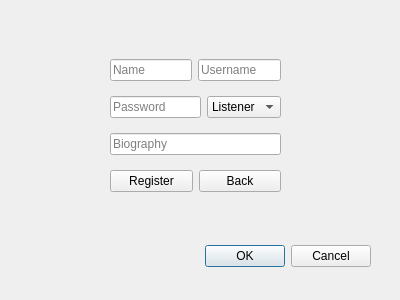
Old version of the form Source/registerwindow.ui in the repository nahal-miri/Spotify.
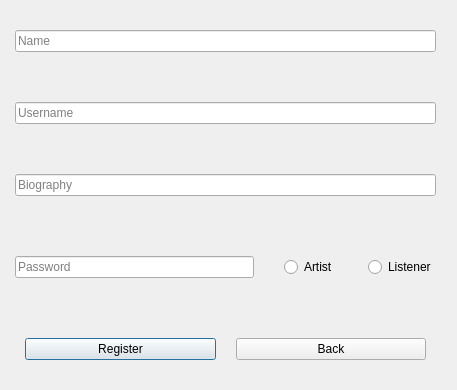
New version of the form.

Diff of the .ui file:
```diff
--- a/Source/registerwindow.ui
+++ b/Source/registerwindow.ui
@@ -6,41 +6,31 @@
    <rect>
     <x>0</x>
     <y>0</y>
-    <width>400</width>
-    <height>300</height>
+    <width>457</width>
+    <height>390</height>
    </rect>
   </property>
   <property name="windowTitle">
    <string>Dialog</string>
   </property>
-  <widget class="QDialogButtonBox" name="buttonBox">
+  <widget class="QWidget" name="layoutWidget">
    <property name="geometry">
     <rect>
-     <x>30</x>
-     <y>240</y>
-     <width>341</width>
-     <height>32</height>
-    </rect>
-   </property>
-   <property name="orientation">
-    <enum>Qt::Orientation::Horizontal</enum>
-   </property>
-   <property name="standardButtons">
-    <set>QDialogButtonBox::StandardButton::Cancel|QDialogButtonBox::StandardButton::Ok</set>
-   </property>
-  </widget>
-  <widget class="QWidget" name="">
-   <property name="geometry">
-    <rect>
-     <x>110</x>
-     <y>50</y>
-     <width>171</width>
-     <height>151</height>
+     <x>15</x>
+     <y>20</y>
+     <width>421</width>
+     <height>351</height>
     </rect>
    </property>
    <layout class="QVBoxLayout" name="verticalLayout">
+    <property name="spacing">
+     <number>50</number>
+    </property>
     <item>
-     <layout class="QHBoxLayout" name="horizontalLayout">
+     <layout class="QVBoxLayout" name="verticalLayout_2">
+      <property name="spacing">
+       <number>50</number>
+      </property>
       <item>
        <widget class="QLineEdit" name="fullNameLineEdit">
         <property name="readOnly">
@@ -58,10 +48,20 @@
         </property>
        </widget>
       </item>
+      <item>
+       <widget class="QLineEdit" name="bioLineEdit">
+        <property name="placeholderText">
+         <string>Biography</string>
+        </property>
+       </widget>
+      </item>
      </layout>
     </item>
     <item>
      <layout class="QHBoxLayout" name="horizontalLayout_2">
+      <property name="spacing">
+       <number>30</number>
+      </property>
       <item>
        <widget class="QLineEdit" name="passwordLineEdit">
         <property name="placeholderText">
@@ -70,30 +70,32 @@
        </widget>
       </item>
       <item>
-       <widget class="QComboBox" name="roleComboBox">
-        <item>
-         <property name="text">
-          <string>Listener</string>
-         </property>
-        </item>
-        <item>
-         <property name="text">
-          <string>Artist</string>
-         </property>
-        </item>
+       <widget class="QRadioButton" name="artistRadioButton">
+        <property name="text">
+         <string>Artist</string>
+        </property>
+       </widget>
+      </item>
+      <item>
+       <widget class="QRadioButton" name="listenerRadioButton">
+        <property name="text">
+         <string>Listener</string>
+        </property>
        </widget>
       </item>
      </layout>
     </item>
-    <item>
-     <widget class="QLineEdit" name="bioLineEdit">
-      <property name="placeholderText">
-       <string>Biography</string>
-      </property>
-     </widget>
-    </item>
     <item>
      <layout class="QHBoxLayout" name="horizontalLayout_3">
+      <property name="spacing">
+       <number>20</number>
+      </property>
+      <property name="leftMargin">
+       <number>10</number>
+      </property>
+      <property name="rightMargin">
+       <number>10</number>
+      </property>
       <item>
        <widget class="QPushButton" name="registerButton">
         <property name="text">
```
Left out of the diff: 35 changed lines with no effect on the pictures.
